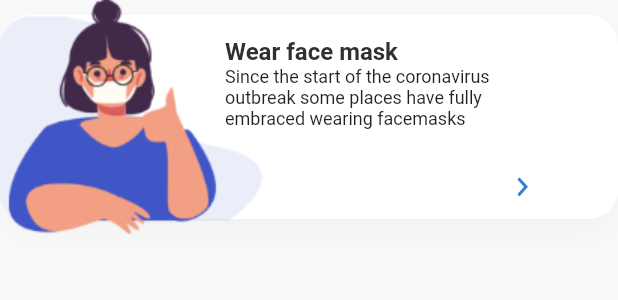
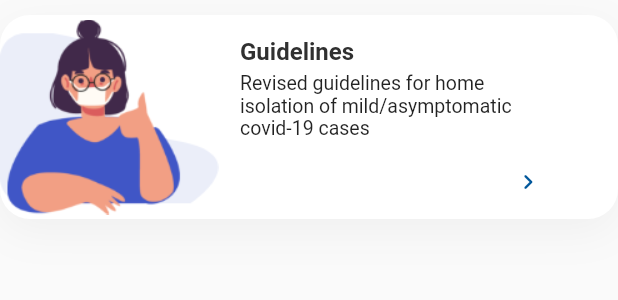
Before and after one commit to Sri-Vidya-N/Doc-Connect, a Flutter app: the PreventCard widget shown alone on an empty page, opened directly, on a phone screen of 412 x 824 dp. Shown: the top 300 px of the screen. Run offline on Flutter 3.47's test engine with Material 2 defaults, Android fonts, the phone set to English and light mode, and no system bars; our stand-ins replace carousel_slider, cloud_firestore, firebase_auth, firebase_core, flutter_icons, flutter_svg and 11 more; missing offline and left inert: quick_actions, tflite; accounts and stored records are empty; project files that could hold a hidden picture were left out.

Commit message:
Added InfoScreen Navigations

```diff
--- a/lib/screens/infoScreen.dart
+++ b/lib/screens/infoScreen.dart
@@ -2,6 +2,13 @@ import 'package:DocConnect/screens/constant.dart';
 import 'package:DocConnect/model/my_header.dart';
 import 'package:flutter/material.dart';
 import 'package:flutter_svg/flutter_svg.dart';
+import 'package:url_launcher/url_launcher.dart';
+
+List<String> li = [
+  'https://www.mohfw.gov.in/pdf/RevisedGuidelineshomeisolation4.pdf',
+  'https://apollohomecare.com/services/medical-equipment/oxygen-cylinder/',
+  'http://164.100.112.24/SpringMVC/Hospital_Beds_Statistic_Dashboard.htm'
+];
 
 class InfoScreen extends StatefulWidget {
   @override
@@ -77,19 +84,25 @@ class _InfoScreenState extends State<InfoScreen> {
                     ),
                   ),
                   SizedBox(height: 20),
-                  Text("Prevention", style: kTitleTextstyle),
+                  Text("We care for you!", style: kTitleTextstyle),
                   SizedBox(height: 20),
                   PreventCard(
                     text:
-                        "Since the start of the coronavirus outbreak some places have fully embraced wearing facemasks",
+                        "Revised guidelines for home isolation of mild/asymptomatic covid-19 cases",
                     image: "assets/wear_mask.png",
-                    title: "Wear face mask",
+                    title: "Guidelines",
                   ),
                   PreventCard(
                     text:
-                        "Since the start of the coronavirus outbreak some places have fully embraced washing hands",
-                    image: "assets/wash_hands.png",
-                    title: "Wash your hands",
+                        "During these challenging times, finding an oxygen cylinder has become a herculean task. But, we can facilitate you with finding one!",
+                    image: "assets/cylinder.png",
+                    title: "Oxygen cylinder availability",
+                  ),
+                  PreventCard(
+                    text:
+                        "Find out the COVID-19 Hospital Bed Availability Status",
+                    image: "assets/Bed.png",
+                    title: "Hospital Bed Availability",
                   ),
                   SizedBox(height: 50),
                 ],
@@ -99,6 +112,19 @@ class _InfoScreenState extends State<InfoScreen> {
         ),
       ),
     );
+  }
+}
+
+Future<void> _launchInBrowser(String url) async {
+  if (await canLaunch(url)) {
+    await launch(
+      url,
+      forceSafariVC: false,
+      forceWebView: false,
+      headers: <String, String>{'header_key': 'header_value'},
+    );
+  } else {
+    throw 'Could not launch $url';
   }
 }
 
@@ -137,9 +163,12 @@ class PreventCard extends StatelessWidget {
                 ],
               ),
             ),
-            Image.asset(image),
+            Container(
+              height: 130.0,
+              child: Image.asset(image),
+            ),
             Positioned(
-              left: 130,
+              left: 140,
               child: Container(
                 padding: EdgeInsets.symmetric(horizontal: 20, vertical: 15),
                 height: 136,
@@ -152,21 +181,39 @@ class PreventCard extends StatelessWidget {
                       title,
                       style: kTitleTextstyle.copyWith(
                         fontSize: 16,
+                        fontWeight: FontWeight.bold,
                       ),
+                    ),
+                    SizedBox(
+                      height: 4.0,
                     ),
                     Expanded(
                       child: Text(
                         text,
-                        maxLines: 4,
+                        maxLines: 5,
                         overflow: TextOverflow.ellipsis,
                         style: TextStyle(
-                          fontSize: 12,
+                          fontSize: 13,
                         ),
                       ),
                     ),
-                    Align(
-                      alignment: Alignment.topRight,
-                      child: SvgPicture.asset("assets/forward.svg"),
+                    GestureDetector(
+                      onTap: () {
+                        if (title == 'Guidelines') {
+                          _launchInBrowser(li[0]);
+                        } else if (title == 'Oxygen cylinder availability') {
+                          _launchInBrowser(li[1]);
+                        } else {
+                          _launchInBrowser(li[2]);
+                        }
+                      },
+                      child: Align(
+                          alignment: Alignment.topRight,
+                          child: Icon(
+                            Icons.chevron_right_rounded,
+                            color: Colors.lightBlue[900],
+                            size: 20,
+                          )),
                     ),
                   ],
                 ),
--- a/lib/screens/tensorflow.dart
+++ b/lib/screens/tensorflow.dart
@@ -154,7 +154,7 @@ class _TensorflowState extends State<Tensorflow> {
   }
 }
 
-// Future<void> _launchURL() async =>
+// Future<void> _launchURL() async =>s
 //     await canLaunch(_url) ? await launch(_url) : throw 'Could not launch $_url';
 Future<void> _launchInBrowser(String url) async {
   if (await canLaunch(url)) {
--- a/pubspec.yaml
+++ b/pubspec.yaml
@@ -77,8 +77,11 @@ flutter:
     - assets/coronadr.svg
     - assets/cough.png
     - assets/virus.png
+    - assets/cylinder.png
+    - assets/Bed.png
     - assets/headache.png
     - assets/fever.png
+    - assets/Back.png
     - assets/wear_mask.png
     - assets/wash_hands.png
     - assets/model_unquant.tflite
```
Also changed, not shown: assets/Back.png (added), assets/Bed.png (added), assets/cylinder.png (added), assets/vaccine.png (added), flutter_01.png (added), lib/screens/signIn.dart (line endings or trailing spaces).
